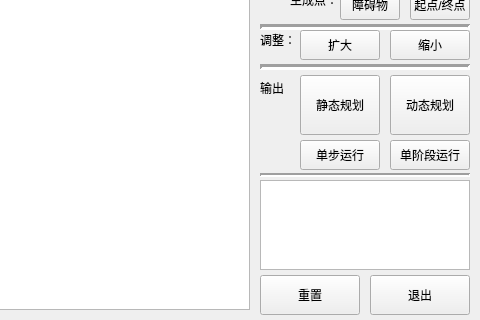
geoganlle/GMAS, file QMAS/mainwindow.ui: the form before one commit; both pictures show x 260 to 740 and y 200 to 520 of the 740 by 520 pixel window.
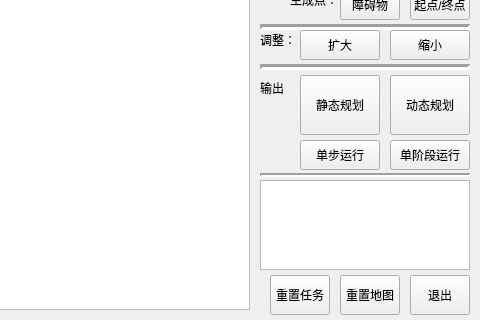
The form after the commit. Icons and pictures are not drawn.

The edit to the form file:
```diff
--- a/QMAS/mainwindow.ui
+++ b/QMAS/mainwindow.ui
@@ -71,9 +71,9 @@
    <widget class="QPushButton" name="btn_exit">
     <property name="geometry">
      <rect>
-      <x>630</x>
+      <x>670</x>
       <y>475</y>
-      <width>100</width>
+      <width>60</width>
       <height>40</height>
      </rect>
     </property>
@@ -172,14 +172,14 @@
    <widget class="QPushButton" name="btn_reset">
     <property name="geometry">
      <rect>
-      <x>520</x>
+      <x>530</x>
       <y>475</y>
-      <width>100</width>
+      <width>60</width>
       <height>40</height>
      </rect>
     </property>
     <property name="text">
-     <string>重置</string>
+     <string>重置任务</string>
     </property>
    </widget>
    <widget class="QLabel" name="label_name_row">
@@ -543,6 +543,19 @@
      <string>调整：</string>
     </property>
    </widget>
+   <widget class="QPushButton" name="btn_reset_map">
+    <property name="geometry">
+     <rect>
+      <x>600</x>
+      <y>475</y>
+      <width>60</width>
+      <height>40</height>
+     </rect>
+    </property>
+    <property name="text">
+     <string>重置地图</string>
+    </property>
+   </widget>
   </widget>
  </widget>
  <layoutdefault spacing="6" margin="11"/>
```
Left out of the diff: 2 changed lines with no effect on the pictures.
